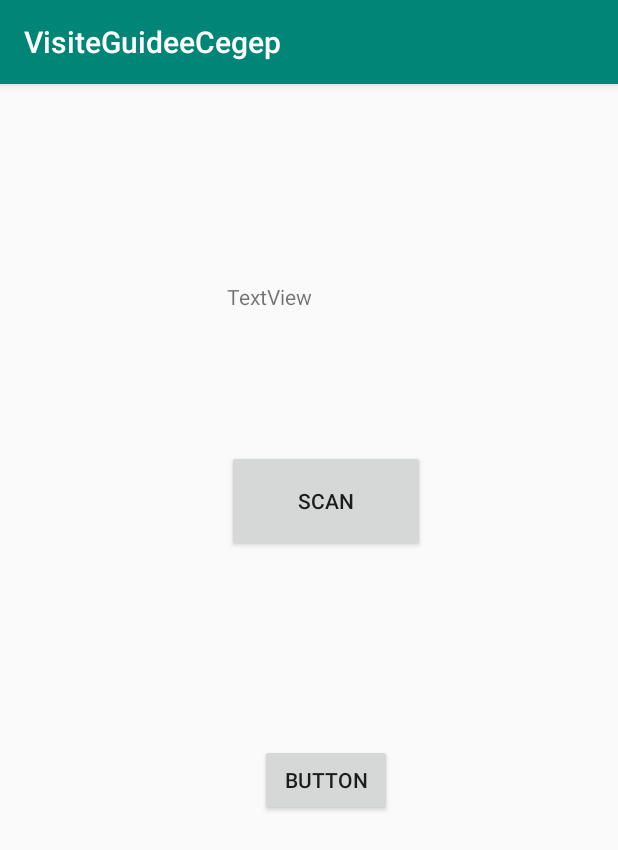
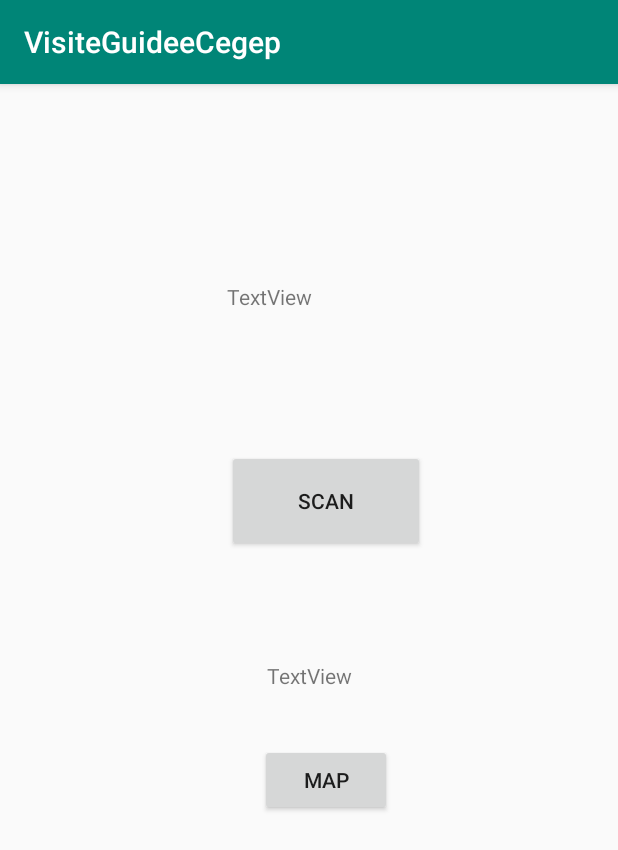
Before and after one commit to thompell98/VisiteGuideeCegep, an Android app: the CameraActivity screen opened directly, with no data from a screen before it, on a phone screen of 412 x 824 dp. Shown: the top 850 px of the screen. Run offline under Robolectric (Android 15) with nearby library versions, the phone set to English and light mode, and no system bars.

Commit message:
Map cafeteria

```diff
--- a/app/build.gradle
+++ b/app/build.gradle
@@ -22,6 +22,7 @@ dependencies {
     implementation fileTree(dir: 'libs', include: ['*.jar'])
     implementation 'com.android.support:appcompat-v7:28.0.0'
     implementation 'com.android.support.constraint:constraint-layout:1.1.3'
+    implementation 'com.github.chrisbanes:PhotoView:2.1.2'
     testImplementation 'junit:junit:4.12'
     androidTestImplementation 'com.android.support.test:runner:1.0.2'
     androidTestImplementation 'com.android.support.test.espresso:espresso-core:3.0.2'
--- a/app/src/main/java/com/example/visiteguideecegep/CameraActivity.java
+++ b/app/src/main/java/com/example/visiteguideecegep/CameraActivity.java
@@ -8,12 +8,18 @@ import android.widget.TextView;
 import android.widget.Button;
 public class CameraActivity extends AppCompatActivity {
     public static TextView textViewResult;
+    TextView textView;
     Button scan_button;
+    String allo;
     @Override
     protected void onCreate(Bundle savedInstanceState) {
         super.onCreate(savedInstanceState);
         setContentView(R.layout.camera_activity);
         textViewResult=findViewById(R.id.textView_codebar);
+        textView=findViewById(R.id.textview_test);
+        Intent i=getIntent();
+    //    textView.setText( i.getStringExtra("allo"));
+     //   textView.setText(ScanActivity.emp);
         setListener();
     }
 
--- a/app/src/main/res/layout/camera_activity.xml
+++ b/app/src/main/res/layout/camera_activity.xml
@@ -41,10 +41,24 @@
         android:layout_marginStart="8dp"
         android:layout_marginTop="128dp"
         android:layout_marginEnd="8dp"
-        android:text="Button"
+        android:text="Map"
         app:layout_constraintEnd_toEndOf="parent"
         app:layout_constraintHorizontal_bias="0.537"
         app:layout_constraintStart_toStartOf="parent"
         app:layout_constraintTop_toBottomOf="@+id/button_scan" />
 
+    <TextView
+        android:id="@+id/textview_test"
+        android:layout_width="wrap_content"
+        android:layout_height="wrap_content"
+        android:layout_marginStart="8dp"
+        android:layout_marginTop="44dp"
+        android:layout_marginEnd="8dp"
+        android:layout_marginBottom="8dp"
+        android:text="TextView"
+        app:layout_constraintBottom_toTopOf="@+id/button_emplacement"
+        app:layout_constraintEnd_toEndOf="parent"
+        app:layout_constraintStart_toStartOf="parent"
+        app:layout_constraintTop_toBottomOf="@+id/button_scan" />
+
 </android.support.constraint.ConstraintLayout>
--- a/build.gradle
+++ b/build.gradle
@@ -16,9 +16,10 @@ buildscript {
 
 allprojects {
     repositories {
+
         google()
         jcenter()
-
+        maven { url 'https://jitpack.io' }
     }
 }
 
```
Also changed, not shown: app/src/main/java/com/example/visiteguideecegep/EmplacementActivity.java (+10 -9 lines), app/src/main/java/com/example/visiteguideecegep/ScanActivity.java (+7 -3 lines), app/src/main/res/layout/emplacement_activity.xml (+39 -25 lines), app/src/main/res/drawable/caf.png (added), app/src/main/res/drawable/pin.png (added).
